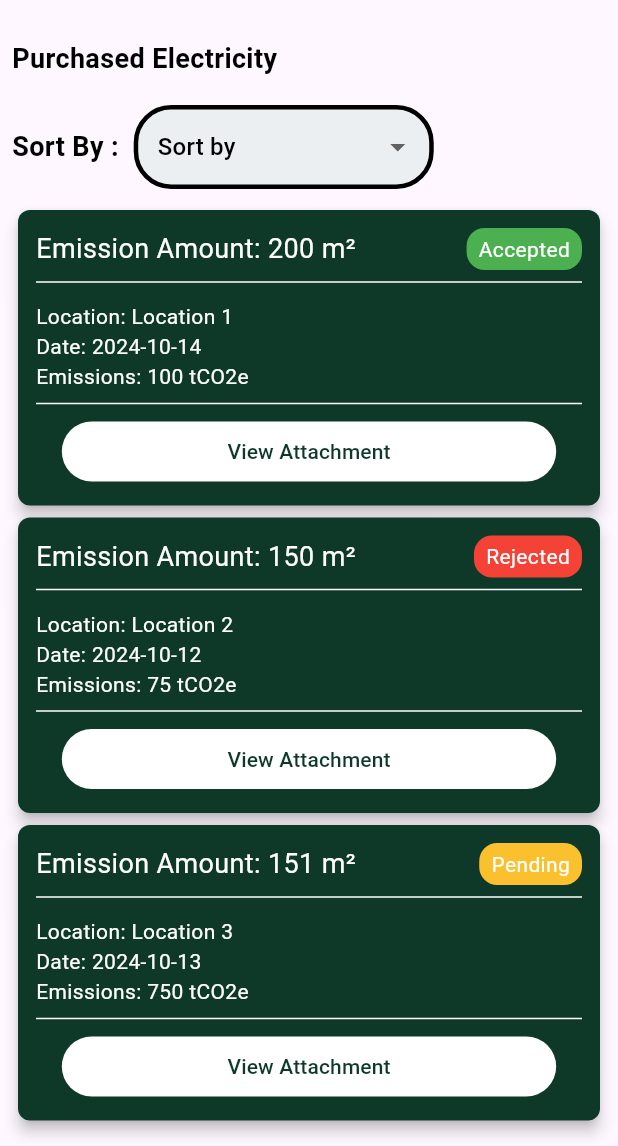
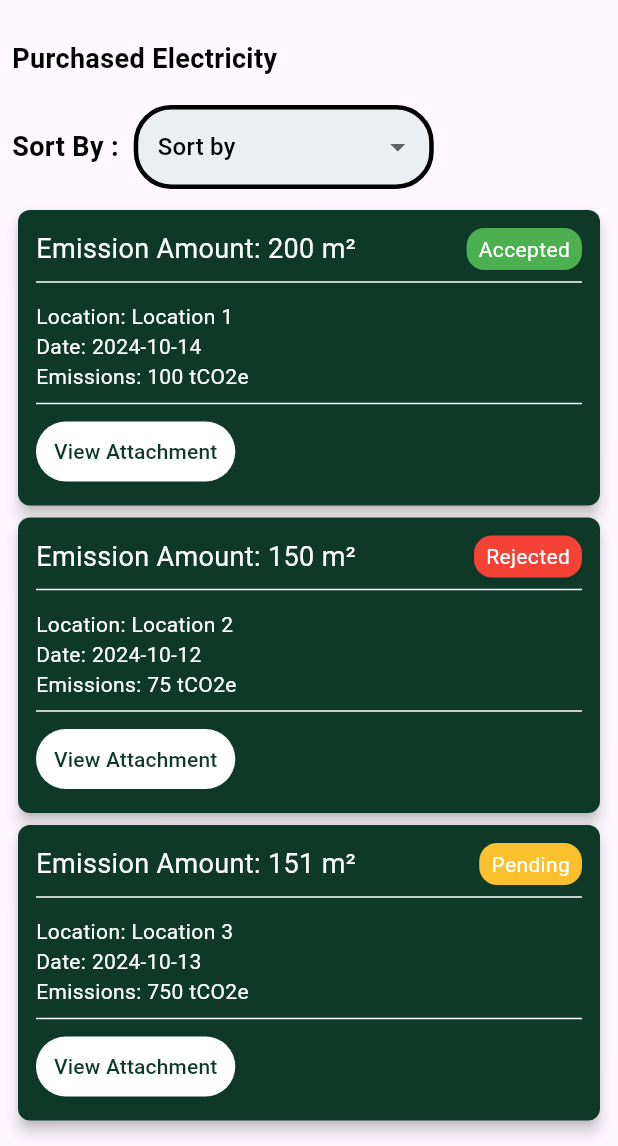
Before and after one commit to Nardy11/Climate-Edge-Company-Flutter-app-web, a Flutter app: the DataTablePage screen opened directly, on a phone screen of 412 x 824 dp, the part 90-1236 px from its top. Run offline on Flutter 3.47's test engine with Material 3 defaults, Android fonts, the phone set to English and light mode, and no system bars; our stand-ins replace file_picker.

Commit message:
Update data_table_page.dart

```diff
--- a/lib/Front-End/Pages/DataProviderPages/data_table_page.dart
+++ b/lib/Front-End/Pages/DataProviderPages/data_table_page.dart
@@ -119,7 +119,7 @@ Widget _buildDataCard(BuildContext context, int index, double screenWidth) {
       shape: RoundedRectangleBorder(
         borderRadius: BorderRadius.circular(8.0),
       ),
-      color: const Color(0xFF0E3929), // Dark green background for the data cards
+      color: const Color.fromRGBO(14, 57, 41, 1), // Dark green background for the data cards
       child: Padding(
         padding: const EdgeInsets.all(12.0),
         child: Column(
@@ -148,9 +148,8 @@ Widget _buildDataCard(BuildContext context, int index, double screenWidth) {
             const Divider(color: Color.fromRGBO(255, 255, 255, 48)), // A separator
             // View Attachment Button
             Align(
-              alignment: Alignment.center,
+              alignment: Alignment.centerLeft,
               child: SizedBox(
-                width: screenWidth * 0.8, // Set the button width to 90% of the screen width
                 child: TextButton(
                   onPressed: () {
                     // Handle View Attachment action
```
